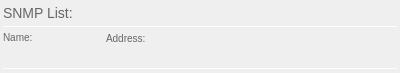
Above: Tools/snmplistwindow.ui from renatoferreirarenatoferreira/quickmon before the change. Below: the same form after it.
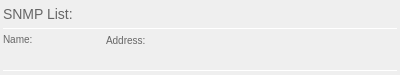
That is the form after the change.

What changed in the file:
```diff
--- a/Tools/snmplistwindow.ui
+++ b/Tools/snmplistwindow.ui
@@ -7,9 +7,27 @@
     <x>0</x>
     <y>0</y>
     <width>400</width>
-    <height>73</height>
+    <height>75</height>
    </rect>
   </property>
+  <property name="sizePolicy">
+   <sizepolicy hsizetype="Preferred" vsizetype="Preferred">
+    <horstretch>0</horstretch>
+    <verstretch>0</verstretch>
+   </sizepolicy>
+  </property>
+  <property name="minimumSize">
+   <size>
+    <width>400</width>
+    <height>0</height>
+   </size>
+  </property>
+  <property name="maximumSize">
+   <size>
+    <width>400</width>
+    <height>16777215</height>
+   </size>
+  </property>
   <property name="windowTitle">
    <string>SNMP List</string>
   </property>
```
Left out of the diff: 7 changed lines with no effect on the pictures.
